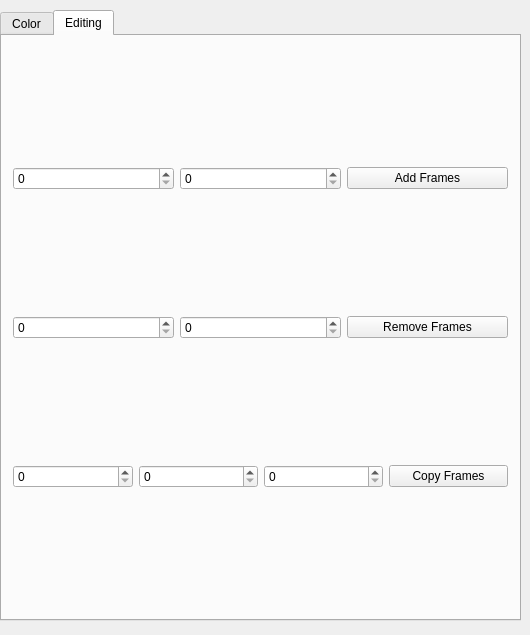
Old version of the form Toolbox2/toolbox.ui in the repository Cyberzoid1/tol.
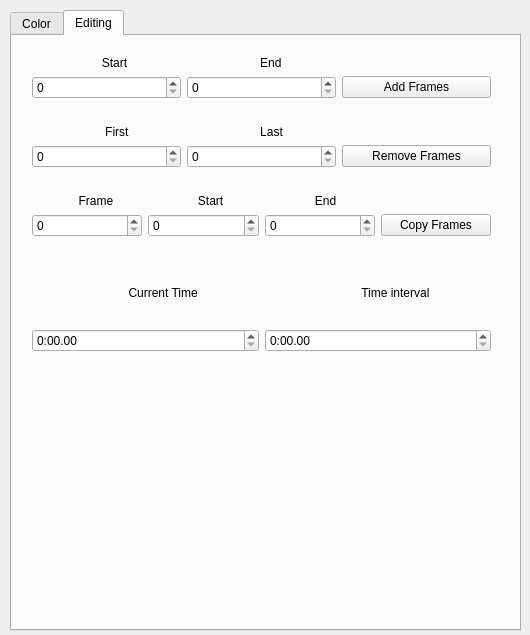
New version of the form. The open tabs and pages were chosen to show the change.

Commit message:
Finished this update for the toolbox
Relocated the color options to look nicer in the tab. Reformatted the
editing tab to look nicer and also includes features to adjust time
intervals.

```diff
--- a/Toolbox2/toolbox.ui
+++ b/Toolbox2/toolbox.ui
@@ -16,10 +16,10 @@
   <widget class="QTabWidget" name="tabWidget">
    <property name="geometry">
     <rect>
-     <x>0</x>
+     <x>10</x>
      <y>10</y>
-     <width>521</width>
-     <height>611</height>
+     <width>511</width>
+     <height>621</height>
     </rect>
    </property>
    <property name="autoFillBackground">
@@ -37,16 +37,61 @@
     <attribute name="title">
      <string>Editing</string>
     </attribute>
-    <layout class="QGridLayout" name="gridLayout_3">
-     <item row="0" column="0">
-      <layout class="QHBoxLayout" name="horizontalLayout_5">
+    <widget class="QWidget" name="">
+     <property name="geometry">
+      <rect>
+       <x>9</x>
+       <y>9</y>
+       <width>481</width>
+       <height>581</height>
+      </rect>
+     </property>
+     <layout class="QVBoxLayout" name="verticalLayout_10">
+      <item>
+       <layout class="QHBoxLayout" name="horizontalLayout">
+        <item>
+         <layout class="QVBoxLayout" name="verticalLayout">
+          <item>
+           <widget class="QLabel" name="label">
+            <property name="text">
+             <string>                     Start</string>
+            </property>
+           </widget>
+          </item>
        <item>
         <widget class="QSpinBox" name="addFramesStart"/>
        </item>
        <item>
+           <widget class="QLabel" name="label_6">
+            <property name="text">
+             <string/>
+            </property>
+           </widget>
+          </item>
+         </layout>
+        </item>
+        <item>
+         <layout class="QVBoxLayout" name="verticalLayout_2">
+          <item>
+           <widget class="QLabel" name="label_2">
+            <property name="text">
+             <string>                      End</string>
+            </property>
+           </widget>
+          </item>
+          <item>
         <widget class="QSpinBox" name="addFramesEnd"/>
        </item>
        <item>
+           <widget class="QLabel" name="label_5">
+            <property name="text">
+             <string/>
+            </property>
+           </widget>
+          </item>
+         </layout>
+        </item>
+        <item>
         <widget class="QPushButton" name="addFramesButton">
          <property name="text">
           <string>Add Frames</string>
@@ -55,22 +100,123 @@
        </item>
       </layout>
      </item>
-     <item row="2" column="0">
-      <layout class="QHBoxLayout" name="horizontalLayout_3">
        <item>
         <layout class="QHBoxLayout" name="horizontalLayout_2">
          <item>
+         <layout class="QVBoxLayout" name="verticalLayout_3">
+          <item>
+           <widget class="QLabel" name="label_9">
+            <property name="text">
+             <string>                      First</string>
+            </property>
+           </widget>
+          </item>
+          <item>
+           <widget class="QSpinBox" name="removeFramesStart"/>
+          </item>
+          <item>
+           <widget class="QLabel" name="label_10">
+            <property name="text">
+             <string/>
+            </property>
+           </widget>
+          </item>
+         </layout>
+        </item>
+        <item>
+         <layout class="QVBoxLayout" name="verticalLayout_4">
+          <item>
+           <widget class="QLabel" name="label_7">
+            <property name="text">
+             <string>                      Last</string>
+            </property>
+           </widget>
+          </item>
+          <item>
+           <widget class="QSpinBox" name="removeFramesEnd"/>
+          </item>
+          <item>
+           <widget class="QLabel" name="label_11">
+            <property name="text">
+             <string/>
+            </property>
+           </widget>
+          </item>
+         </layout>
+        </item>
+        <item>
+         <widget class="QPushButton" name="removeFramesButton">
+          <property name="text">
+           <string>Remove Frames</string>
+          </property>
+         </widget>
+        </item>
+       </layout>
+      </item>
+      <item>
+       <layout class="QHBoxLayout" name="horizontalLayout_3">
+        <item>
+         <layout class="QVBoxLayout" name="verticalLayout_5">
+          <item>
+           <widget class="QLabel" name="label_4">
+            <property name="text">
+             <string>              Frame</string>
+            </property>
+           </widget>
+          </item>
+          <item>
+           <widget class="QSpinBox" name="copyFramesIndex"/>
+          </item>
+          <item>
+           <widget class="QLabel" name="label_12">
+            <property name="text">
+             <string/>
+            </property>
+           </widget>
+          </item>
+         </layout>
+        </item>
+        <item>
+         <layout class="QVBoxLayout" name="verticalLayout_6">
+          <item>
+           <widget class="QLabel" name="label_3">
+            <property name="text">
+             <string>               Start</string>
+            </property>
+           </widget>
+          </item>
+          <item>
           <widget class="QSpinBox" name="copyFramesStart"/>
          </item>
          <item>
+           <widget class="QLabel" name="label_13">
+            <property name="text">
+             <string/>
+            </property>
+           </widget>
+          </item>
+         </layout>
+        </item>
+        <item>
+         <layout class="QVBoxLayout" name="verticalLayout_7">
+          <item>
+           <widget class="QLabel" name="label_8">
+            <property name="text">
+             <string>               End</string>
+            </property>
+           </widget>
+          </item>
+          <item>
           <widget class="QSpinBox" name="copyFramesEnd"/>
          </item>
-        </layout>
-       </item>
-       <item>
-        <layout class="QHBoxLayout" name="horizontalLayout">
-         <item>
-          <widget class="QSpinBox" name="copyFramesIndex"/>
+          <item>
+           <widget class="QLabel" name="label_14">
+            <property name="text">
+             <string/>
+            </property>
+           </widget>
+          </item>
+         </layout>
          </item>
          <item>
           <widget class="QPushButton" name="copyFramesButton">
@@ -81,26 +227,107 @@
          </item>
         </layout>
        </item>
-      </layout>
-     </item>
-     <item row="1" column="0">
+      <item>
       <layout class="QHBoxLayout" name="horizontalLayout_4">
        <item>
-        <widget class="QSpinBox" name="removeFramesStart"/>
+         <layout class="QVBoxLayout" name="verticalLayout_8">
+          <item>
+           <widget class="QLabel" name="label_15">
+            <property name="text">
+             <string>                             Current Time</string>
+            </property>
+           </widget>
        </item>
        <item>
-        <widget class="QSpinBox" name="removeFramesEnd"/>
+           <widget class="QTimeEdit" name="currentTime">
+            <property name="displayFormat">
+             <string>h:mm.ss</string>
+            </property>
+           </widget>
        </item>
        <item>
-        <widget class="QPushButton" name="removeFramesButton">
+           <widget class="QLabel" name="label_23">
          <property name="text">
-          <string>Remove Frames</string>
+             <string/>
          </property>
         </widget>
        </item>
-      </layout>
-     </item>
-    </layout>
+          <item>
+           <widget class="QLabel" name="label_21">
+            <property name="text">
+             <string/>
+            </property>
+           </widget>
+          </item>
+          <item>
+           <widget class="QLabel" name="label_19">
+            <property name="text">
+             <string/>
+            </property>
+           </widget>
+          </item>
+          <item>
+           <widget class="QLabel" name="label_17">
+            <property name="text">
+             <string/>
+            </property>
+           </widget>
+          </item>
+         </layout>
+        </item>
+        <item>
+         <layout class="QVBoxLayout" name="verticalLayout_9">
+          <item>
+           <widget class="QLabel" name="label_16">
+            <property name="text">
+             <string>                             Time interval</string>
+            </property>
+           </widget>
+          </item>
+          <item>
+           <widget class="QTimeEdit" name="timeInterval">
+            <property name="displayFormat">
+             <string>h:mm.ss</string>
+            </property>
+            <property name="timeSpec">
+             <enum>Qt::LocalTime</enum>
+            </property>
+           </widget>
+          </item>
+          <item>
+           <widget class="QLabel" name="label_24">
+            <property name="text">
+             <string/>
+            </property>
+           </widget>
+          </item>
+          <item>
+           <widget class="QLabel" name="label_22">
+            <property name="text">
+             <string/>
+            </property>
+           </widget>
+          </item>
+          <item>
+           <widget class="QLabel" name="label_20">
+            <property name="text">
+             <string/>
+            </property>
+           </widget>
+          </item>
+          <item>
+           <widget class="QLabel" name="label_18">
+            <property name="text">
+             <string/>
+            </property>
+           </widget>
+          </item>
+         </layout>
+        </item>
+       </layout>
+      </item>
+     </layout>
+    </widget>
    </widget>
   </widget>
  </widget>
```
Left out of the diff: 2 changed lines with no effect on the pictures. Lines whose indentation alone changed are shown as unchanged. The commit also changes 3 other files.
